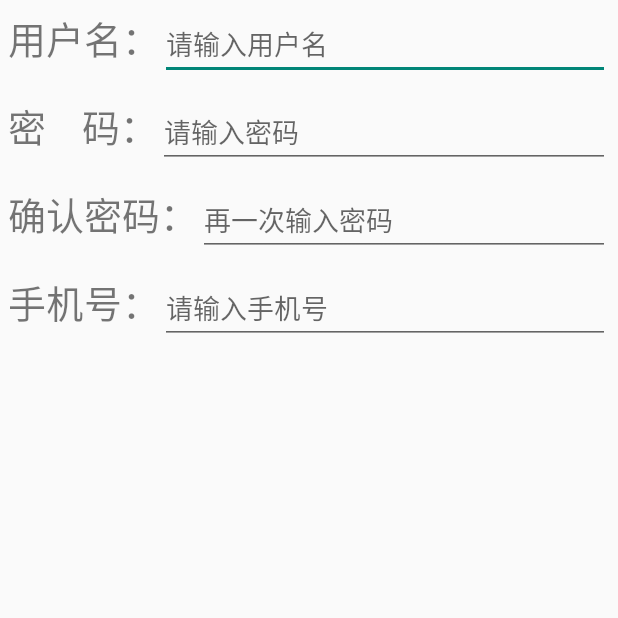
After one commit to xie66/TeamProject, an Android app: the fragment RegistFragment shown on its own in the app's theme, on a phone screen of 412 x 824 dp, the top half of it. The commit adds this screen. Run offline under Robolectric (Android 15) with nearby library versions, the phone set to English and light mode, and no system bars.

Commit message:
谢艳朋第五次提交

```diff
--- a/app/src/main/AndroidManifest.xml
+++ b/app/src/main/AndroidManifest.xml
@@ -2,6 +2,7 @@
 <manifest xmlns:android="http://schemas.android.com/apk/res/android"
     package="com.gezhi.gege">
 
+    <uses-permission android:name="android.permission.WRITE_EXTERNAL_STORAGE" />
     <uses-permission android:name="android.permission.INTERNET" />
 
     <application
@@ -12,8 +13,8 @@
         android:supportsRtl="true"
         android:theme="@style/Theme.Gege">
         <activity android:name=".LoginActivity" />
-        <activity android:name=".news.BrowseNewsActivity"/>
-        <activity android:name=".news.MainNewsActivity"/>
+        <activity android:name=".news.BrowseNewsActivity" />
+        <activity android:name=".news.MainNewsActivity" />
         <activity android:name=".MainActivity" />
         <activity android:name=".StartActivity">
             <intent-filter>
--- /dev/null
+++ b/app/src/main/java/com/gezhi/gege/RegistFragment.java
@@ -0,0 +1,20 @@
+package com.gezhi.gege;
+
+import android.os.Bundle;
+import android.view.LayoutInflater;
+import android.view.View;
+import android.view.ViewGroup;
+
+import androidx.annotation.NonNull;
+import androidx.annotation.Nullable;
+import androidx.fragment.app.Fragment;
+
+public class RegistFragment extends Fragment {
+
+    @Nullable
+    @Override
+    public View onCreateView(@NonNull LayoutInflater inflater, @Nullable ViewGroup container, @Nullable Bundle savedInstanceState) {
+        View view = inflater.inflate(R.layout.registfragment_layout, container, false);
+        return view;
+    }
+}
--- /dev/null
+++ b/app/src/main/res/layout/registfragment_layout.xml
@@ -0,0 +1,94 @@
+<?xml version="1.0" encoding="utf-8"?>
+<LinearLayout xmlns:android="http://schemas.android.com/apk/res/android"
+    android:layout_width="match_parent"
+    android:layout_height="match_parent"
+    android:orientation="vertical">
+
+    <LinearLayout
+        android:layout_width="match_parent"
+        android:layout_height="wrap_content"
+        android:orientation="horizontal"
+        android:padding="5dp">
+
+        <TextView
+            android:layout_width="wrap_content"
+            android:layout_height="wrap_content"
+            android:text="用户名："
+            android:textSize="25sp" />
+
+        <EditText
+            android:layout_width="match_parent"
+            android:layout_height="wrap_content"
+            android:hint="请输入用户名"
+            android:maxLines="1" />
+    </LinearLayout>
+
+    <LinearLayout
+        android:layout_width="match_parent"
+        android:layout_height="wrap_content"
+        android:orientation="horizontal"
+        android:padding="5dp">
+
+        <TextView
+            android:layout_width="wrap_content"
+            android:layout_height="wrap_content"
+            android:text="密    码："
+            android:textSize="25sp" />
+
+        <EditText
+            android:layout_width="match_parent"
+            android:layout_height="wrap_content"
+            android:hint="请输入密码"
+            android:maxLines="1" />
+    </LinearLayout>
+
+
+    <LinearLayout
+        android:layout_width="match_parent"
+        android:layout_height="wrap_content"
+        android:orientation="horizontal"
+        android:padding="5dp">
+
+        <TextView
+            android:layout_width="wrap_content"
+            android:layout_height="wrap_content"
+            android:text="确认密码："
+            android:textSize="25sp" />
+
+        <EditText
+            android:layout_width="match_parent"
+            android:layout_height="wrap_content"
+            android:hint="再一次输入密码"
+            android:inputType="textCapWords"
+            android:maxLines="1" />
+    </LinearLayout>
+
+    <LinearLayout
+        android:layout_width="match_parent"
+        android:layout_height="wrap_content"
+        android:orientation="horizontal"
+        android:padding="5dp">
+
+        <TextView
+            android:layout_width="wrap_content"
+            android:layout_height="wrap_content"
+            android:text="手机号："
+            android:textSize="25sp" />
+
+        <EditText
+            android:layout_width="match_parent"
+            android:layout_height="wrap_content"
+            android:hint="请输入手机号"
+            android:inputType="number"
+            android:maxLength="11"
+            android:maxLines="1" />
+    </LinearLayout>
+
+    <LinearLayout
+        android:layout_width="match_parent"
+        android:layout_height="wrap_content"
+        android:orientation="horizontal">
+
+
+    </LinearLayout>
+</LinearLayout>
```
Also changed, not shown: app/build.gradle (+4 -3 lines), app/src/main/java/com/gezhi/gege/news/MainNewsActivity.java (+33 -0 lines), app/src/main/res/layout/activity_mainnews.xml (+8 -0 lines), app/src/main/res/layout/homepagefragment_layout.xml (+8 -2 lines), app/src/main/res/drawable/home_normal.png (renamed from app/src/main/java/com/gezhi/gege/jibuqi/home_normal.png), app/src/main/res/drawable/photo.png (added).
